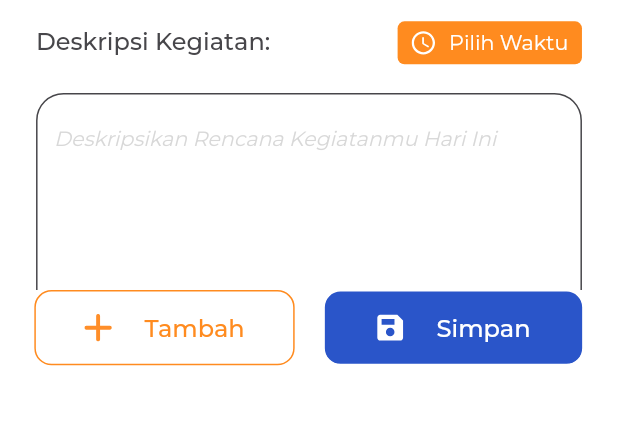
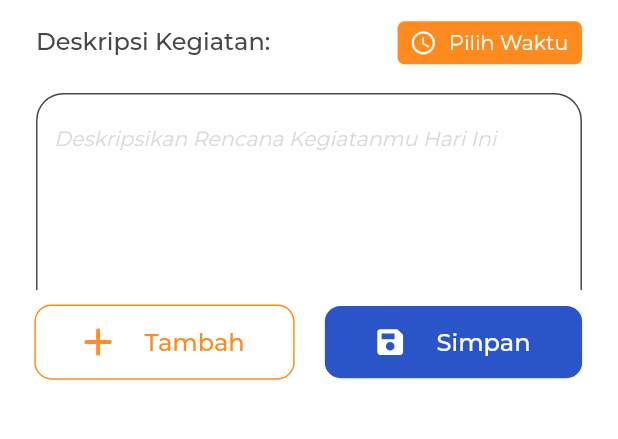
Before and after one commit to IJ4L/SiMonitoring-Flutter, a Flutter app: the Kegiatanmahasiswa screen opened by its route, on a phone screen of 412 x 824 dp, the part 233-672 px from its top. Run offline on Flutter 3.47's test engine with Material 2 defaults, Android fonts, the phone set to English and light mode, and no system bars; our stand-ins replace bloc, camera, custom_refresh_indicator, dartz, equatable, flutter_bloc and 3 more; missing offline and left inert: nfc_manager; accounts and stored records are empty; project files that could hold a hidden picture were left out.

Commit message:
repair ui

```diff
--- /dev/null
+++ b/lib/config/core.dart
@@ -0,0 +1 @@
+const baseUrl = 'http://192.168.56.197:8000/api';
--- a/lib/main.dart
+++ b/lib/main.dart
@@ -51,6 +51,7 @@ class MyApp extends StatelessWidget {
       designSize: const Size(360, 690),
       minTextAdapt: true,
       splitScreenMode: true,
+      rebuildFactor: RebuildFactors.all,
       builder: (context, child) => MultiBlocProvider(
         providers: [
           BlocProvider(create: (context) => LodingButtonCubit()),
--- a/lib/services/auth_repository.dart
+++ b/lib/services/auth_repository.dart
@@ -7,14 +7,14 @@ import 'package:simor/models/dosen_model.dart';
 import 'package:simor/models/mahasiswa_model.dart';
 import 'package:simor/models/pembimbing_model.dart';
 
+import '../config/core.dart';
+
 class AuthRepository {
   final http.Client client;
   final SharedPreferences sharedPreferences;
   final String _userTokenKey = 'user_token';
 
   AuthRepository({required this.client, required this.sharedPreferences});
-
-  final baseUrl = 'http://192.168.177.197:8000/api';
 
   Future<Either<String, void>> login(String username, String password) async {
     try {
--- a/lib/services/mahasiswa_repository.dart
+++ b/lib/services/mahasiswa_repository.dart
@@ -6,14 +6,14 @@ import 'package:shared_preferences/shared_preferences.dart';
 import 'package:simor/models/kegiatan_model.dart';
 import 'package:simor/models/kendala_model.dart';
 
+import '../config/core.dart';
+
 class MahasiswaRepository {
   final http.Client client;
   final SharedPreferences sharedPreferences;
   final String _userTokenKey = 'user_token';
 
   MahasiswaRepository({required this.client, required this.sharedPreferences});
-
-  final baseUrl = 'http://192.168.177.197:8000/api';
 
   Future<Either<String, void>> datang(String imagePath) async {
     try {
--- a/lib/services/pebimbing_repository.dart
+++ b/lib/services/pebimbing_repository.dart
@@ -5,13 +5,13 @@ import 'package:http/http.dart' as http;
 import 'package:shared_preferences/shared_preferences.dart';
 import 'package:simor/models/cek_mahasiswa.dart';
 
+import '../config/core.dart';
+
 class PembimbingRepository {
   final http.Client client;
   final SharedPreferences sharedPreferences;
   final String _userTokenKey = 'user_token';
   PembimbingRepository({required this.sharedPreferences, required this.client});
-
-  final baseUrl = 'http://192.168.177.197:8000/api';
 
   Future<Either<String, List<CekMhs>>> getMhs() async {
     try {
--- a/lib/services/status_repository.dart
+++ b/lib/services/status_repository.dart
@@ -5,14 +5,14 @@ import 'package:http/http.dart' as http;
 import 'package:shared_preferences/shared_preferences.dart';
 import 'package:simor/models/datang_model.dart';
 
+import '../config/core.dart';
+
 class StatusRepository {
   final http.Client client;
   final SharedPreferences sharedPreferences;
   final String _userTokenKey = 'user_token';
 
   StatusRepository({required this.client, required this.sharedPreferences});
-
-  final baseUrl = 'http://192.168.177.197:8000/api';
 
   Future<Either<String, DatangModel>> checkDatang() async {
     try {
--- a/lib/ui/pages/mahasiswa_pages/kegiatan_page.dart
+++ b/lib/ui/pages/mahasiswa_pages/kegiatan_page.dart
@@ -124,8 +124,7 @@ class _KegiatanmahasiswaState extends State<Kegiatanmahasiswa> {
                     return Container(
                       height: 150.h * _controllers.length,
                       width: double.infinity,
-                      margin: EdgeInsets.only(
-                          top: 12.h, bottom: isKeyboardActive() ? 0 : 200.h),
+                      margin: EdgeInsets.only(top: 12.h),
                       child: ListView.separated(
                         padding: EdgeInsets.zero,
                         physics: const NeverScrollableScrollPhysics(),
@@ -137,16 +136,16 @@ class _KegiatanmahasiswaState extends State<Kegiatanmahasiswa> {
                             formKey: _widgetKeys[index],
                           );
                         },
-                        separatorBuilder: (_, index) => SizedBox(height: 12.h),
+                        separatorBuilder: (_, index) => SizedBox(height: 16.h),
                         itemCount: _controllers.length,
                       ),
                     );
                   }
-                  return Container();
+                  return const SizedBox();
                 },
               ),
               Padding(
-                padding: EdgeInsets.symmetric(horizontal: 20.w),
+                padding: EdgeInsets.symmetric(horizontal: 20.w, vertical: 8.h),
                 child: Row(
                   mainAxisAlignment: MainAxisAlignment.spaceBetween,
                   children: [
@@ -174,7 +173,6 @@ class _KegiatanmahasiswaState extends State<Kegiatanmahasiswa> {
                             break;
                           }
                         }
-
                         if (isValid == true) {
                           for (var i = 0; i < _controllers.length; i++) {
                             context.read<MahasiswaCubit>().saveKegiatan(
```
Also changed, not shown: lib/ui/pages/mahasiswa_pages/home_mahasiswa.dart (+6 -5 lines).
